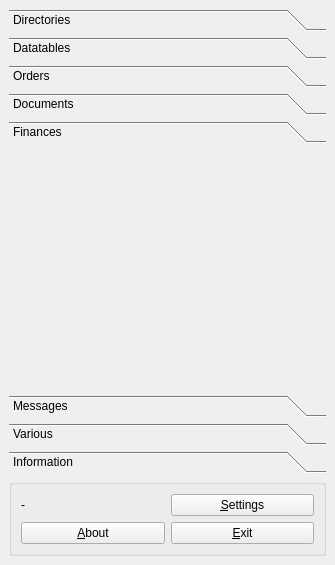
The window that trunk/ui/mainfrm.ui (BackupTheBerlios/first4-svn) describes before a commit, drawn with Qt 5.
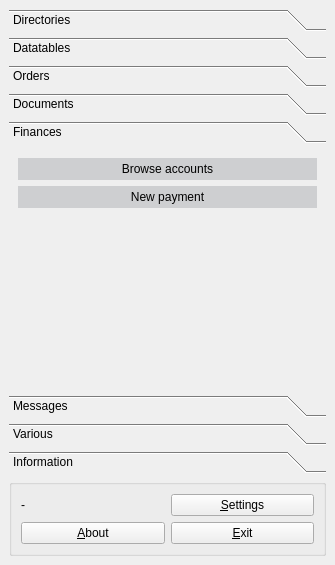
The same window after the commit. The open tabs and pages were chosen to show the change. Icons and pictures are not drawn.

```diff
--- a/trunk/ui/mainfrm.ui
+++ b/trunk/ui/mainfrm.ui
@@ -10,9 +10,7 @@
    </rect>
   </property>
   <property name="sizePolicy" >
-   <sizepolicy>
-    <hsizetype>0</hsizetype>
-    <vsizetype>0</vsizetype>
+   <sizepolicy vsizetype="Fixed" hsizetype="Fixed" >
     <horstretch>0</horstretch>
     <verstretch>0</verstretch>
    </sizepolicy>
@@ -25,12 +23,6 @@
   </property>
   <widget class="QWidget" name="centralwidget" >
    <layout class="QGridLayout" >
-    <property name="margin" >
-     <number>9</number>
-    </property>
-    <property name="spacing" >
-     <number>6</number>
-    </property>
     <item row="0" column="0" >
      <widget class="QToolBox" name="maintoolbox" >
       <property name="autoFillBackground" >
@@ -631,8 +623,8 @@
         <rect>
          <x>0</x>
          <y>0</y>
-         <width>96</width>
-         <height>26</height>
+         <width>317</width>
+         <height>206</height>
         </rect>
        </property>
        <attribute name="label" >
@@ -641,6 +633,133 @@
        <attribute name="icon" >
         <iconset resource="first.qrc" >:/images/images/kcalc.png</iconset>
        </attribute>
+       <layout class="QGridLayout" >
+        <item row="0" column="0" >
+         <widget class="QPushButton" name="btnbrowsedoc_2" >
+          <property name="palette" >
+           <palette>
+            <active>
+             <colorrole role="Button" >
+              <brush brushstyle="SolidPattern" >
+               <color alpha="255" >
+                <red>206</red>
+                <green>207</green>
+                <blue>209</blue>
+               </color>
+              </brush>
+             </colorrole>
+            </active>
+            <inactive>
+             <colorrole role="Button" >
+              <brush brushstyle="SolidPattern" >
+               <color alpha="255" >
+                <red>206</red>
+                <green>207</green>
+                <blue>209</blue>
+               </color>
+              </brush>
+             </colorrole>
+            </inactive>
+            <disabled>
+             <colorrole role="Button" >
+              <brush brushstyle="SolidPattern" >
+               <color alpha="255" >
+                <red>206</red>
+                <green>207</green>
+                <blue>209</blue>
+               </color>
+              </brush>
+             </colorrole>
+            </disabled>
+           </palette>
+          </property>
+          <property name="autoFillBackground" >
+           <bool>true</bool>
+          </property>
+          <property name="text" >
+           <string>Browse accounts</string>
+          </property>
+          <property name="icon" >
+           <iconset resource="first.qrc" >:/images/images/kcalc.png</iconset>
+          </property>
+          <property name="checkable" >
+           <bool>false</bool>
+          </property>
+          <property name="flat" >
+           <bool>true</bool>
+          </property>
+         </widget>
+        </item>
+        <item row="1" column="0" >
+         <widget class="QPushButton" name="btnnewdoc_2" >
+          <property name="palette" >
+           <palette>
+            <active>
+             <colorrole role="Button" >
+              <brush brushstyle="SolidPattern" >
+               <color alpha="255" >
+                <red>206</red>
+                <green>207</green>
+                <blue>209</blue>
+               </color>
+              </brush>
+             </colorrole>
+            </active>
+            <inactive>
+             <colorrole role="Button" >
+              <brush brushstyle="SolidPattern" >
+               <color alpha="255" >
+                <red>206</red>
+                <green>207</green>
+                <blue>209</blue>
+               </color>
+              </brush>
+             </colorrole>
+            </inactive>
+            <disabled>
+             <colorrole role="Button" >
+              <brush brushstyle="SolidPattern" >
+               <color alpha="255" >
+                <red>206</red>
+                <green>207</green>
+                <blue>209</blue>
+               </color>
+              </brush>
+             </colorrole>
+            </disabled>
+           </palette>
+          </property>
+          <property name="autoFillBackground" >
+           <bool>true</bool>
+          </property>
+          <property name="text" >
+           <string>New payment</string>
+          </property>
+          <property name="icon" >
+           <iconset resource="first.qrc" >:/images/images/kcalc.png</iconset>
+          </property>
+          <property name="checkable" >
+           <bool>false</bool>
+          </property>
+          <property name="flat" >
+           <bool>true</bool>
+          </property>
+         </widget>
+        </item>
+        <item row="2" column="0" >
+         <spacer>
+          <property name="orientation" >
+           <enum>Qt::Vertical</enum>
+          </property>
+          <property name="sizeHint" >
+           <size>
+            <width>20</width>
+            <height>40</height>
+           </size>
+          </property>
+         </spacer>
+        </item>
+       </layout>
       </widget>
       <widget class="QWidget" name="page_6" >
        <property name="geometry" >
```
Left out of the diff: 60 changed lines with no effect on the pictures.
